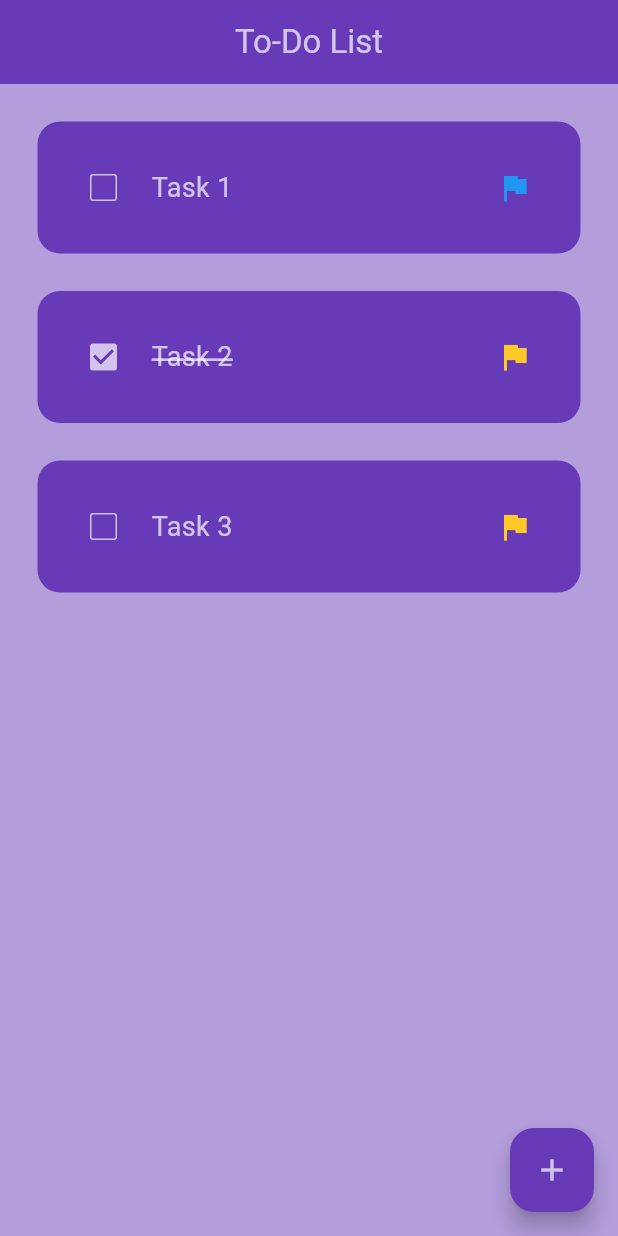
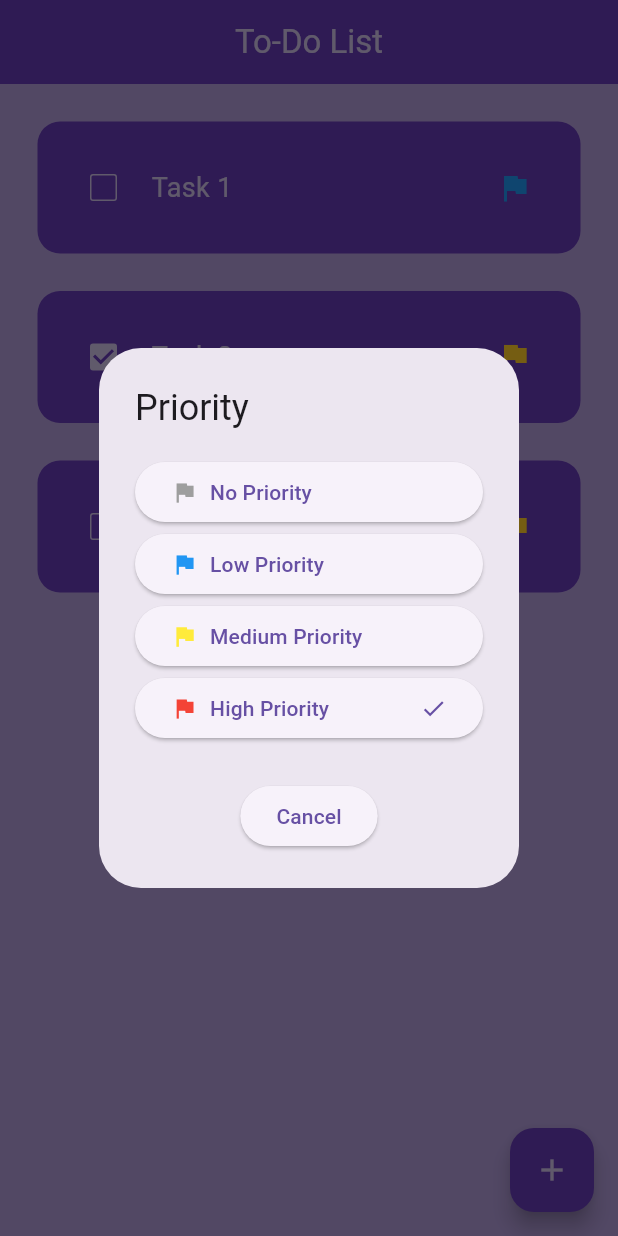
Before and after one commit to csarevalo/todo-list, a Flutter app: the screen it shows after launch, after a tap on the "flag" icon, on a phone screen of 412 x 824 dp. Run offline on Flutter 3.47's test engine with Material 3 defaults, Android fonts, the phone set to English and light mode, and no system bars; drawn by our look-alikes of flutter_slidable.

Commit message:
started adding method to toggle priority...

```diff
--- a/lib/providers/task_provider.dart
+++ b/lib/providers/task_provider.dart
@@ -50,8 +50,8 @@ class TaskProvider with ChangeNotifier {
     notifyListeners();
   }
 
-  // void priorityChanged(int index){
-  //     _todoList[index][2] =
-  // notifyListeners();
-  // }
+  void priorityChanged(int index, int priority) {
+    _todoList[index].priority = priority;
+    notifyListeners();
+  }
 }
--- a/lib/screens/home_screen.dart
+++ b/lib/screens/home_screen.dart
@@ -2,6 +2,7 @@ import 'package:flutter/material.dart';
 import 'package:provider/provider.dart';
 
 import '../providers/task_provider.dart';
+import '../widgets/dialogs/change_priority_dialog.dart';
 import '../widgets/task_tile.dart';
 import '../widgets/dialogs/add_task_dialog.dart';
 
@@ -37,22 +38,26 @@ class _HomeScreenState extends State<HomeScreen> {
             priority: task.priority,
             onCompleted: (value) => taskProvider.checkboxChanged(index),
             onDeleted: (context) => taskProvider.deleteTask(index),
-            // onPriorityChanged: (p0) => priorityChanged(index),
+            onPriorityChanged: () => displayChangePriorityDialog(context),
           );
         },
       ),
       floatingActionButton: FloatingActionButton(
         backgroundColor: Colors.deepPurple,
         foregroundColor: Colors.white70,
+        onPressed: () => displayAddTaskDialog(context),
         // onPressed: () => Navigator.of(context).pushNamed('/add-task'),
-        onPressed: () => displayAddTaskDialog(context),
-
-        child: const Icon(
-          Icons.add,
-        ),
+        child: const Icon(Icons.add),
       ),
     );
   }
+}
+
+Future<void> displayChangePriorityDialog(BuildContext context) async {
+  return showDialog<void>(
+    context: context,
+    builder: (BuildContext context) => ChangePriorityDialog(),
+  );
 }
 
 Future<void> displayAddTaskDialog(BuildContext context) async {
--- /dev/null
+++ b/lib/widgets/dialogs/change_priority_dialog.dart
@@ -0,0 +1,63 @@
+import 'package:flutter/material.dart';
+
+class ChangePriorityDialog extends StatelessWidget {
+  const ChangePriorityDialog({
+    super.key,
+  });
+
+  @override
+  Widget build(BuildContext context) {
+    return AlertDialog(
+      title: const Text("Priority"),
+      content: Column(
+        mainAxisSize: MainAxisSize.min,
+        children: [
+          priorityButton(0),
+          priorityButton(1),
+          priorityButton(2),
+          priorityButton(3, active: true),
+        ],
+      ),
+      actions: [
+        ElevatedButton(
+          onPressed: () => Navigator.of(context).pop(),
+          child: const Text("Cancel"),
+        ),
+      ],
+      actionsAlignment: MainAxisAlignment.center,
+    );
+  }
+
+  ElevatedButton priorityButton(int priorityLvl, {bool active = false}) {
+    List<String> priorityLevels = <String>[
+      "No Priority",
+      "Low Priority",
+      "Medium Priority",
+      "High Priority",
+    ];
+    List<Color> priorityColors = [
+      Colors.grey,
+      Colors.blue,
+      Colors.yellow,
+      Colors.red,
+    ];
+    return ElevatedButton(
+      onPressed: () {},
+      child: Row(
+        children: [
+          Icon(
+            Icons.flag,
+            color: priorityColors[priorityLvl],
+          ),
+          Expanded(
+            child: Padding(
+              padding: const EdgeInsets.symmetric(horizontal: 8.0),
+              child: Text(priorityLevels[priorityLvl]),
+            ),
+          ),
+          active ? Icon(Icons.check) : SizedBox(),
+        ],
+      ),
+    );
+  }
+}
--- a/lib/widgets/task_tile.dart
+++ b/lib/widgets/task_tile.dart
@@ -7,7 +7,7 @@ class TaskTile extends StatelessWidget {
   final int priority;
   final Function(bool?)? onCompleted;
   final Function(BuildContext)? onDeleted;
-  final Function(int)? onPriorityChanged;
+  final void Function()? onPriorityChanged;
 
   const TaskTile({
     super.key,
@@ -16,7 +16,7 @@ class TaskTile extends StatelessWidget {
     required this.onCompleted,
     required this.onDeleted,
     required this.priority,
-    this.onPriorityChanged,
+    required this.onPriorityChanged,
   });
 
   @override
@@ -72,8 +72,8 @@ class TaskTile extends StatelessWidget {
                 ),
               ),
               IconButton(
-                onPressed: () {},
-                icon: Icon(Icons.flag),
+                onPressed: onPriorityChanged,
+                icon: const Icon(Icons.flag),
                 alignment: Alignment.centerRight,
                 color: priority == 1 ? Colors.blue : Colors.amber.shade400,
               ),
```
